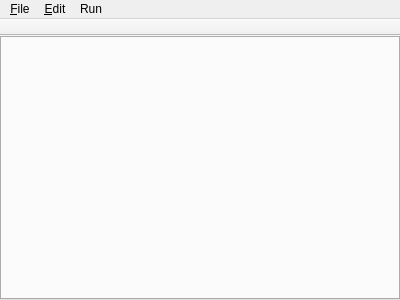
First picture: the form in SJTUFlow/SJTUFlow/codingwidget.ui, repository SatanWoo/SJTUFlow, before the edit.
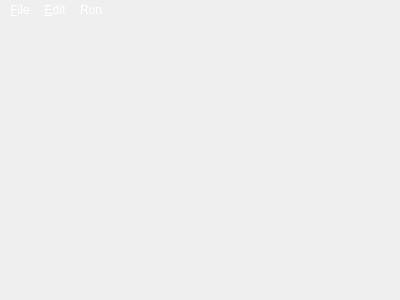
Second picture: the form after the edit. Icons and pictures are not drawn.

```diff
--- a/SJTUFlow/SJTUFlow/codingwidget.ui
+++ b/SJTUFlow/SJTUFlow/codingwidget.ui
@@ -14,7 +14,51 @@
    <string>CodingWidget</string>
   </property>
   <property name="styleSheet">
-   <string notr="true"/>
+   <string notr="true">CodingWidget{background-color: rgba(255, 255, 255, 50);}
+QMenuBar
+{
+	border-color: transparent;
+	background-color: transparent;
+	color: white;
+}
+QMenuBar::item
+{
+	background-color: transparent;
+	
+}
+QToolBar, QTabWidget, QTabBar
+{
+	background-color: transparent;
+	border-color: transparent;
+}
+QMenuBar::item:pressed
+{
+	background-color: rgba(20, 59, 255, 100);
+}
+QTabWidget::pane
+{
+	border-color: transparent;
+	background-color: transparent;
+	border-radius: 5px;
+}
+QTabBar::tab
+{
+	background-color: rgba(255, 255, 255, 100);
+	border-color: rgba(255, 255, 255, 200);
+    border-top-right-radius: 4px;
+	padding: 2px;
+}
+QTabBar::tab:!selected
+{
+	margin-top: 2px;
+	border-top-right-radius: 4px;
+}
+QTabBar::tab:selected
+{
+	margin-right: -4px;
+	border-top-right-radius: 4px;
+	background-color: rgba(255, 255, 255, 200);
+}</string>
   </property>
   <widget class="QWidget" name="centralWidget">
    <layout class="QVBoxLayout" name="verticalLayout">
```
